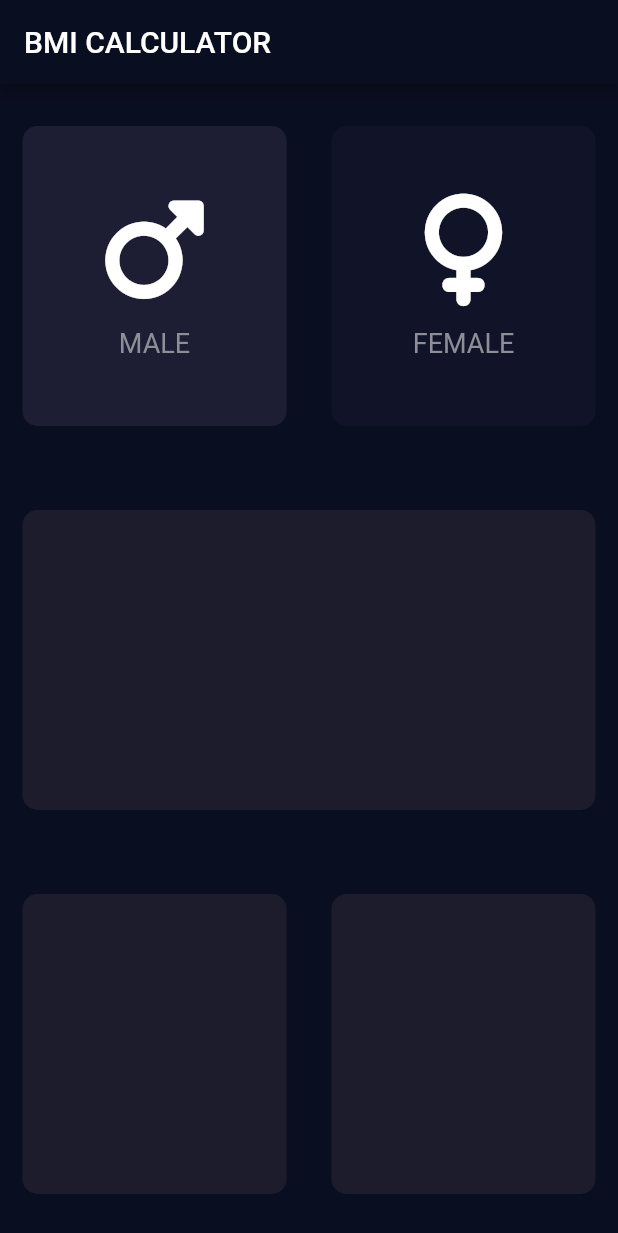
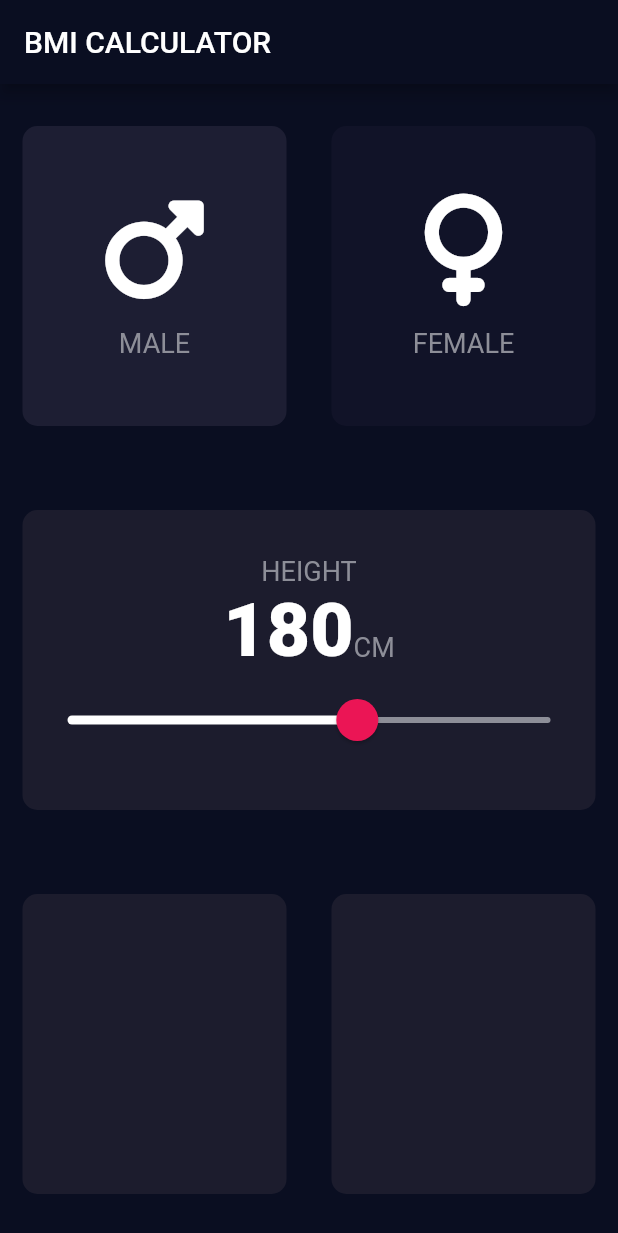
Before and after one commit to gustavozreis/Flutter-BMICalculator, a Flutter app: the screen it shows after launch, after a tap on "MALE", on a phone screen of 412 x 824 dp. Shown: the top 1233 px of the screen. Run offline on Flutter 3.47's test engine with Material 2 defaults, Android fonts, the phone set to English and light mode, and no system bars; our stand-ins replace font_awesome_flutter; missing offline and left inert: dart:ffi.

Commit message:
Adiciona slider de escolha de altura.

```diff
--- /dev/null
+++ b/lib/constants.dart
@@ -0,0 +1,16 @@
+import 'package:flutter/material.dart';
+
+const kBottomContainerHeight = 80.0;
+const kActiveCardColor = Color(0xFF1D1E33);
+const kInactiveCardColor = Color(0xFF111328);
+const kBottomContainerCardColor = Color(0xFFEB1555);
+
+const kTextStyle = TextStyle(
+  fontSize: 18.0,
+  color: Color(0xFF8D8E98),
+);
+
+const kHeightTextStyle = TextStyle(
+  fontSize: 50.0,
+  fontWeight: FontWeight.w900,
+);
--- a/lib/input_page.dart
+++ b/lib/input_page.dart
@@ -2,11 +2,9 @@ import 'package:bmi_calculator/view/widgets/divided_box.dart';
 import 'package:bmi_calculator/view/widgets/icon_content.dart';
 import 'package:flutter/material.dart';
 import 'package:font_awesome_flutter/font_awesome_flutter.dart';
+import 'constants.dart';
 
-const bottomContainerHeight = 80.0;
-const activeCardColor = Color(0xFF1D1E33);
-const inactiveCardColor = Color(0xFF111328);
-const bottomContainerCardColor = Color(0xFFEB1555);
+enum Gender { MALE, FEMALE }
 
 class InputPage extends StatefulWidget {
   const InputPage({Key? key}) : super(key: key);
@@ -16,16 +14,17 @@ class InputPage extends StatefulWidget {
 }
 
 class _InputPageState extends State<InputPage> {
-  Color maleCardColor = inactiveCardColor;
-  Color femaleCardColor = inactiveCardColor;
+  Color maleCardColor = kInactiveCardColor;
+  Color femaleCardColor = kInactiveCardColor;
+  int height = 180;
 
-  void updateCardColor(int gender) {
-    if (gender == 1) {
-      maleCardColor = activeCardColor;
-      femaleCardColor = inactiveCardColor;
-    } else if (gender == 2) {
-      maleCardColor = inactiveCardColor;
-      femaleCardColor = activeCardColor;
+  void updateCardColor(Gender gender) {
+    if (gender == Gender.MALE) {
+      maleCardColor = kActiveCardColor;
+      femaleCardColor = kInactiveCardColor;
+    } else if (gender == Gender.FEMALE) {
+      maleCardColor = kInactiveCardColor;
+      femaleCardColor = kActiveCardColor;
     }
   }
 
@@ -42,32 +41,28 @@ class _InputPageState extends State<InputPage> {
             child: Row(
               children: [
                 Expanded(
-                  child: GestureDetector(
-                    onTap: () {
+                  child: DividedBox(
+                      onPress: () {
                         setState(() {
-                        updateCardColor(1);
+                          updateCardColor(Gender.MALE);
                         });
                       },
-                    child: DividedBox(
                       color: maleCardColor,
                       cardChild: const IconContent(
                         icon: FontAwesomeIcons.mars,
                         text: 'MALE',
                       )),
                 ),
-                ),
                 Expanded(
-                  child: GestureDetector(
-                    onTap: () {
+                  child: DividedBox(
+                    onPress: () {
                       setState(() {
-                        updateCardColor(2);
+                        updateCardColor(Gender.FEMALE);
                       });
                     },
-                    child: DividedBox(
                     color: femaleCardColor,
                     cardChild: const IconContent(
                         icon: FontAwesomeIcons.venus, text: 'FEMALE'),
-                    ),
                   ),
                 ),
               ],
@@ -79,6 +74,52 @@ class _InputPageState extends State<InputPage> {
                 Expanded(
                   child: DividedBox(
                     color: Color(0xFF1C1C2D),
+                    cardChild: Column(
+                      mainAxisAlignment: MainAxisAlignment.center,
+                      children: [
+                        Text(
+                          'HEIGHT',
+                          style: kTextStyle,
+                        ),
+                        Row(
+                          textBaseline: TextBaseline.alphabetic,
+                          crossAxisAlignment: CrossAxisAlignment.baseline,
+                          mainAxisAlignment: MainAxisAlignment.center,
+                          children: [
+                            Text(
+                              height.toString(),
+                              style: kHeightTextStyle,
+                            ),
+                            Text(
+                              'CM',
+                              style: kTextStyle,
+                            )
+                          ],
+                        ),
+                        SliderTheme(
+                          data: SliderTheme.of(context).copyWith(
+                            activeTrackColor: Colors.white,
+                            inactiveTrackColor: Color(0xFF8D8E98),
+                            thumbColor: Color(0xFFEB1555),
+                            overlayColor: Color(0x29EB1555),
+                            thumbShape:
+                                RoundSliderThumbShape(enabledThumbRadius: 14.0),
+                            overlayShape:
+                                RoundSliderOverlayShape(overlayRadius: 30.0),
+                          ),
+                          child: Slider(
+                            value: height.toDouble(),
+                            min: 120.0,
+                            max: 220.0,
+                            onChanged: (double newValue) {
+                              setState(() {
+                                height = newValue.toInt();
+                              });
+                            },
+                          ),
+                        )
+                      ],
+                    ),
                   ),
                 ),
               ],
--- a/lib/view/widgets/divided_box.dart
+++ b/lib/view/widgets/divided_box.dart
@@ -1,14 +1,20 @@
+import 'dart:ffi';
+
 import 'package:flutter/material.dart';
 
 class DividedBox extends StatelessWidget {
-  DividedBox({Key? key, required this.color, this.cardChild}) : super(key: key);
+  DividedBox({Key? key, required this.color, this.cardChild, this.onPress})
+      : super(key: key);
 
   final Color color;
   final Widget? cardChild;
+  final VoidCallback? onPress;
 
   @override
   Widget build(BuildContext context) {
-    return Container(
+    return GestureDetector(
+      onTap: onPress,
+      child: Container(
         height: 200.0,
         width: 150.0,
         margin: const EdgeInsets.all(15.0),
@@ -17,6 +23,7 @@ class DividedBox extends StatelessWidget {
           borderRadius: BorderRadius.circular(10.0),
         ),
         child: cardChild,
+      ),
     );
   }
 }
--- a/lib/view/widgets/icon_content.dart
+++ b/lib/view/widgets/icon_content.dart
@@ -1,9 +1,5 @@
 import 'package:flutter/material.dart';
-
-const textStyle = TextStyle(
-  fontSize: 18.0,
-  color: Color(0xFF8D8E98),
-);
+import 'package:bmi_calculator/constants.dart';
 
 class IconContent extends StatelessWidget {
   const IconContent({Key? key, required this.icon, required this.text})
@@ -26,7 +22,7 @@ class IconContent extends StatelessWidget {
         ),
         Text(
           text,
-          style: textStyle,
+          style: kTextStyle,
         ),
       ],
     );
```
Lines whose indentation alone changed are shown as unchanged.
